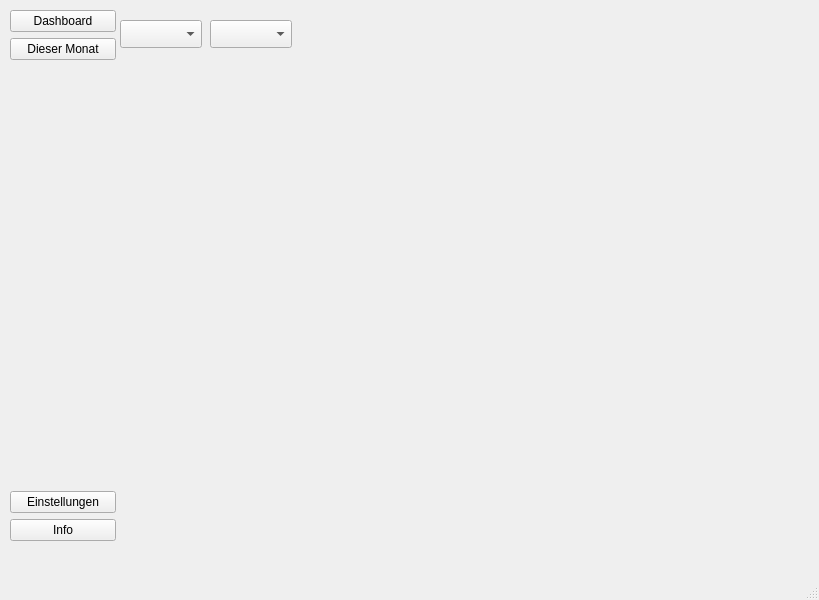
Muddyblack/FinanceApplication, file mainwindow.ui: the form before one commit.
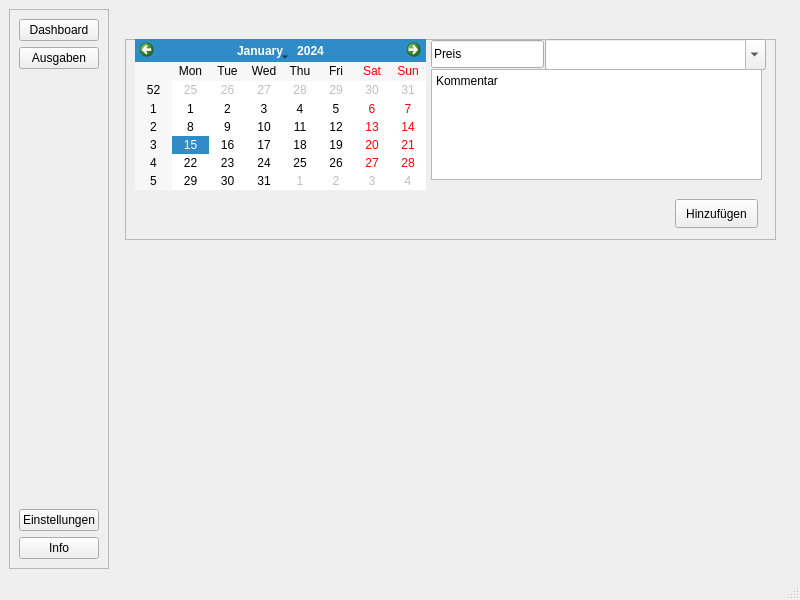
The form after the commit. The open tabs and pages were chosen to show the change.

The edit to the form file:
```diff
--- a/mainwindow.ui
+++ b/mainwindow.ui
@@ -6,7 +6,7 @@
    <rect>
     <x>0</x>
     <y>0</y>
-    <width>819</width>
+    <width>800</width>
     <height>600</height>
    </rect>
   </property>
@@ -14,14 +14,14 @@
    <string>MainWindow</string>
   </property>
   <widget class="QWidget" name="centralwidget">
-   <widget class="QWidget" name="verticalLayoutWidget">
-    <property name="geometry">
-     <rect>
-      <x>10</x>
-      <y>10</y>
-      <width>106</width>
-      <height>531</height>
-     </rect>
+   <layout class="QHBoxLayout" name="horizontalLayout">
+    <item>
+     <widget class="QFrame" name="frame">
+      <property name="frameShape">
+       <enum>QFrame::StyledPanel</enum>
+      </property>
+      <property name="frameShadow">
+       <enum>QFrame::Raised</enum>
     </property>
     <layout class="QVBoxLayout" name="verticalLayout">
      <item>
@@ -34,7 +34,7 @@
      <item>
       <widget class="QPushButton" name="pushButton_2">
        <property name="text">
-        <string>Dieser Monat</string>
+          <string>Ausgaben</string>
        </property>
       </widget>
      </item>
@@ -46,7 +46,7 @@
        <property name="sizeHint" stdset="0">
         <size>
          <width>20</width>
-         <height>40</height>
+           <height>384</height>
         </size>
        </property>
       </spacer>
@@ -67,58 +67,170 @@
      </item>
     </layout>
    </widget>
+    </item>
+    <item>
    <widget class="QStackedWidget" name="stackedWidget">
-    <property name="geometry">
-     <rect>
-      <x>120</x>
-      <y>20</y>
-      <width>671</width>
-      <height>521</height>
-     </rect>
-    </property>
     <property name="currentIndex">
-     <number>1</number>
-    </property>
-    <widget class="QWidget" name="page_3">
-     <widget class="QComboBox" name="comboBox">
+       <number>0</number>
+      </property>
+      <widget class="QWidget" name="page">
+       <widget class="QFrame" name="frame_2">
       <property name="geometry">
        <rect>
         <x>0</x>
         <y>0</y>
-        <width>82</width>
-        <height>28</height>
-       </rect>
-      </property>
-     </widget>
-     <widget class="QComboBox" name="comboBox_2">
+          <width>175</width>
+          <height>48</height>
+         </rect>
+        </property>
+        <property name="frameShape">
+         <enum>QFrame::StyledPanel</enum>
+        </property>
+        <property name="frameShadow">
+         <enum>QFrame::Raised</enum>
+        </property>
+        <layout class="QHBoxLayout" name="horizontalLayout_2">
+         <item>
+          <widget class="QComboBox" name="comboBox"/>
+         </item>
+         <item>
+          <widget class="QComboBox" name="comboBox_2"/>
+         </item>
+        </layout>
+       </widget>
+       <widget class="QGraphicsView" name="graphicsView">
       <property name="geometry">
        <rect>
-        <x>90</x>
+          <x>180</x>
         <y>0</y>
-        <width>82</width>
+          <width>311</width>
+          <height>51</height>
+         </rect>
+        </property>
+       </widget>
+       <widget class="QGraphicsView" name="graphicsView_2">
+        <property name="geometry">
+         <rect>
+          <x>0</x>
+          <y>250</y>
+          <width>341</width>
+          <height>281</height>
+         </rect>
+        </property>
+       </widget>
+       <widget class="QScrollArea" name="scrollArea">
+        <property name="geometry">
+         <rect>
+          <x>340</x>
+          <y>80</y>
+          <width>321</width>
+          <height>461</height>
+         </rect>
+        </property>
+        <property name="widgetResizable">
+         <bool>true</bool>
+        </property>
+        <widget class="QWidget" name="scrollAreaWidgetContents">
+         <property name="geometry">
+          <rect>
+           <x>0</x>
+           <y>0</y>
+           <width>319</width>
+           <height>459</height>
+          </rect>
+         </property>
+        </widget>
+       </widget>
+      </widget>
+      <widget class="QWidget" name="page_2">
+       <widget class="QFrame" name="frame_3">
+        <property name="geometry">
+         <rect>
+          <x>10</x>
+          <y>30</y>
+          <width>651</width>
+          <height>201</height>
+         </rect>
+        </property>
+        <property name="frameShape">
+         <enum>QFrame::StyledPanel</enum>
+        </property>
+        <property name="frameShadow">
+         <enum>QFrame::Raised</enum>
+        </property>
+        <widget class="QLineEdit" name="lineEdit">
+         <property name="geometry">
+          <rect>
+           <x>306</x>
+           <y>1</y>
+           <width>113</width>
         <height>28</height>
        </rect>
       </property>
-     </widget>
-    </widget>
-    <widget class="QWidget" name="page_4">
+         <property name="text">
+          <string>Preis</string>
+         </property>
+        </widget>
+        <widget class="QComboBox" name="comboBox_3">
+         <property name="geometry">
+          <rect>
+           <x>420</x>
+           <y>0</y>
+           <width>221</width>
+           <height>31</height>
+          </rect>
+         </property>
+         <property name="editable">
+          <bool>true</bool>
+         </property>
+        </widget>
+        <widget class="QTextEdit" name="textEdit">
+         <property name="geometry">
+          <rect>
+           <x>306</x>
+           <y>30</y>
+           <width>331</width>
+           <height>111</height>
+          </rect>
+         </property>
+         <property name="html">
+          <string>&lt;!DOCTYPE HTML PUBLIC &quot;-//W3C//DTD HTML 4.0//EN&quot; &quot;http://www.w3.org/TR/REC-html40/strict.dtd&quot;&gt;
+&lt;html&gt;&lt;head&gt;&lt;meta name=&quot;qrichtext&quot; content=&quot;1&quot; /&gt;&lt;meta charset=&quot;utf-8&quot; /&gt;&lt;style type=&quot;text/css&quot;&gt;
+p, li { white-space: pre-wrap; }
+hr { height: 1px; border-width: 0; }
+&lt;/style&gt;&lt;/head&gt;&lt;body style=&quot; font-family:'Segoe UI'; font-size:9pt; font-weight:400; font-style:normal;&quot;&gt;
+&lt;p style=&quot; margin-top:0px; margin-bottom:0px; margin-left:0px; margin-right:0px; -qt-block-indent:0; text-indent:0px;&quot;&gt;Kommentar&lt;/p&gt;&lt;/body&gt;&lt;/html&gt;</string>
+         </property>
+        </widget>
      <widget class="QPushButton" name="pushButton_5">
       <property name="geometry">
        <rect>
-        <x>580</x>
-        <y>20</y>
+           <x>550</x>
+           <y>160</y>
         <width>83</width>
         <height>29</height>
        </rect>
       </property>
       <property name="text">
-       <string>Ausgabe</string>
-      </property>
-     </widget>
+          <string>Hinzufügen</string>
+         </property>
+        </widget>
+        <widget class="QCalendarWidget" name="calendarWidget">
+         <property name="geometry">
+          <rect>
+           <x>10</x>
+           <y>0</y>
+           <width>291</width>
+           <height>151</height>
+          </rect>
+         </property>
     </widget>
    </widget>
   </widget>
-  <widget class="QStatusBar" name="statusbar"/>
+     </widget>
+    </item>
+   </layout>
+  </widget>
   <widget class="QMenuBar" name="menubar">
    <property name="geometry">
     <rect>
@@ -129,6 +241,7 @@
     </rect>
    </property>
   </widget>
+  <widget class="QStatusBar" name="statusbar"/>
  </widget>
  <resources/>
  <connections/>
```
Left out of the diff: 2 changed lines with no effect on the pictures. Lines whose indentation alone changed are shown as unchanged.
